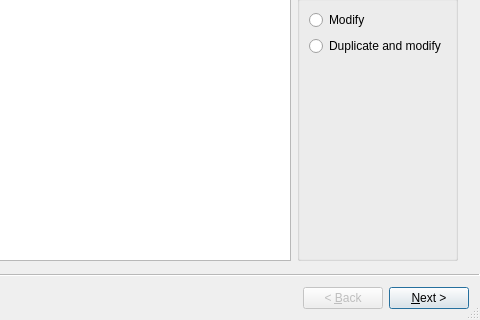
Above: src/desktopapp/themewizard.ui from jacquetc/skribisto before the change; both pictures show x 304 to 784 and y 252 to 572 of the 784 by 572 pixel window. Below: the same form after it.
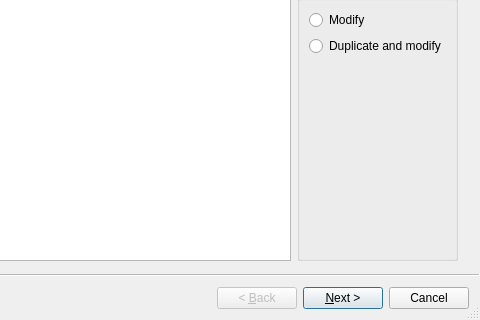
That is the form after the change. Icons and pictures are not drawn. Custom widgets are drawn as their Qt base class.

What changed in the file:
```diff
--- a/src/desktopapp/themewizard.ui
+++ b/src/desktopapp/themewizard.ui
@@ -23,7 +23,7 @@
    <enum>QWizard::ModernStyle</enum>
   </property>
   <property name="options">
-   <set>QWizard::NoCancelButton|QWizard::NoDefaultButton</set>
+   <set>QWizard::NoDefaultButton</set>
   </property>
   <widget class="QWizardPage" name="wizardPage1">
    <property name="title">
```
